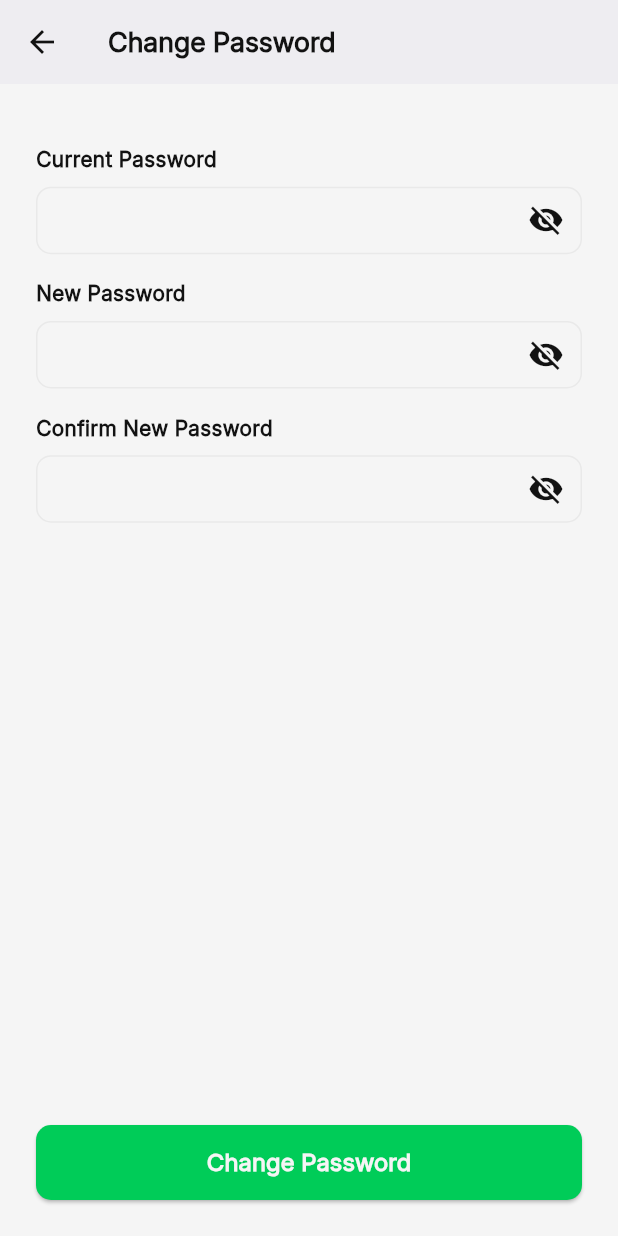
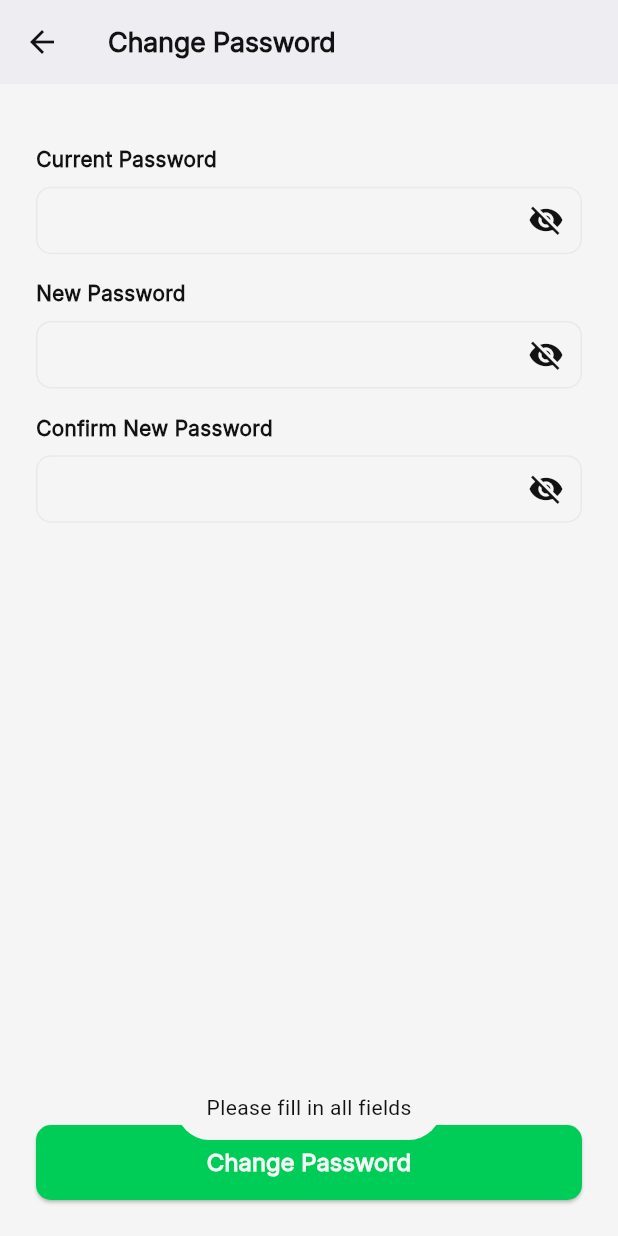
Before and after one commit to heimin22/Pasada, a Flutter app: the ChangePasswordScreen screen opened directly, after a tap on "Change Password", on a phone screen of 412 x 824 dp. Run offline on Flutter 3.47's test engine with Material 3 defaults, Android fonts, the phone set to English and light mode, and no system bars; our stand-ins replace app_links, cached_network_image, connectivity_plus, curved_navigation_bar, flutter_dotenv, flutter_svg and 7 more; missing offline and left inert: flutter_polyline_points; accounts and stored records are empty.

Commit message:
the changePasswordScreen.dart is now almost done

```diff
--- a/lib/screens/changePasswordScreen.dart
+++ b/lib/screens/changePasswordScreen.dart
@@ -1,5 +1,8 @@
 import 'package:flutter/material.dart';
+import 'package:pasada_passenger_app/main.dart';
+import 'package:pasada_passenger_app/screens/authenticationCodePasswordScreen.dart';
 import 'package:pasada_passenger_app/services/authService.dart';
+import 'package:fluttertoast/fluttertoast.dart';
 import 'package:pasada_passenger_app/theme/theme_controller.dart';
 import 'package:pasada_passenger_app/profiles/theme_preferences.dart';
 import 'package:supabase_flutter/supabase_flutter.dart';
@@ -127,7 +130,7 @@ class ChangePasswordScreenState extends State<ChangePasswordScreen> {
       margin: EdgeInsets.only(top: MediaQuery.of(context).size.height * 0.03),
       width: double.infinity,
       child: ElevatedButton(
-        onPressed: isLoading ? null : () {},
+        onPressed: isLoading ? null : handleChangePassword,
         style: ElevatedButton.styleFrom(
           backgroundColor: const Color(0xFF00CC58),
           minimumSize: const Size(360, 50),
@@ -154,6 +157,62 @@ class ChangePasswordScreenState extends State<ChangePasswordScreen> {
               ),
       ),
     );
+  }
+
+  Future<void> handleChangePassword() async {
+    if (currentPasswordController.text.isEmpty ||
+        newPasswordController.text.isEmpty ||
+        confirmPasswordController.text.isEmpty) {
+      Fluttertoast.showToast(
+        msg: 'Please fill in all fields',
+        toastLength: Toast.LENGTH_SHORT,
+        gravity: ToastGravity.BOTTOM,
+        backgroundColor: Color(0xFFF5F5F5),
+        textColor: Color(0xFF121212),
+      );
+      return;
+    }
+
+    if (newPasswordController.text != confirmPasswordController.text) {
+      Fluttertoast.showToast(
+        msg: 'Passwords do not match',
+        toastLength: Toast.LENGTH_SHORT,
+        gravity: ToastGravity.BOTTOM,
+        backgroundColor: Color(0xFFF5F5F5),
+        textColor: Color(0xFF121212),
+      );
+      return;
+    }
+
+    setState(() => isLoading = true);
+
+    try {
+      final user = supabase.auth.currentUser;
+      if (user == null) throw Exception('No user logged in');
+
+      if (mounted) {
+        Navigator.push(
+          context,
+          MaterialPageRoute(
+              builder: (context) => AuthenticationScreen(
+                    email: user.email!,
+                    newPassword: newPasswordController.text,
+                  )),
+        );
+      }
+    } catch (e) {
+      if (mounted) {
+        Fluttertoast.showToast(
+          msg: 'Failed to change password',
+          toastLength: Toast.LENGTH_SHORT,
+          gravity: ToastGravity.BOTTOM,
+          backgroundColor: Color(0xFFF5F5F5),
+          textColor: Color(0xFF121212),
+        );
+      }
+    } finally {
+      setState(() => isLoading = false);
+    }
   }
 
   @override
```
